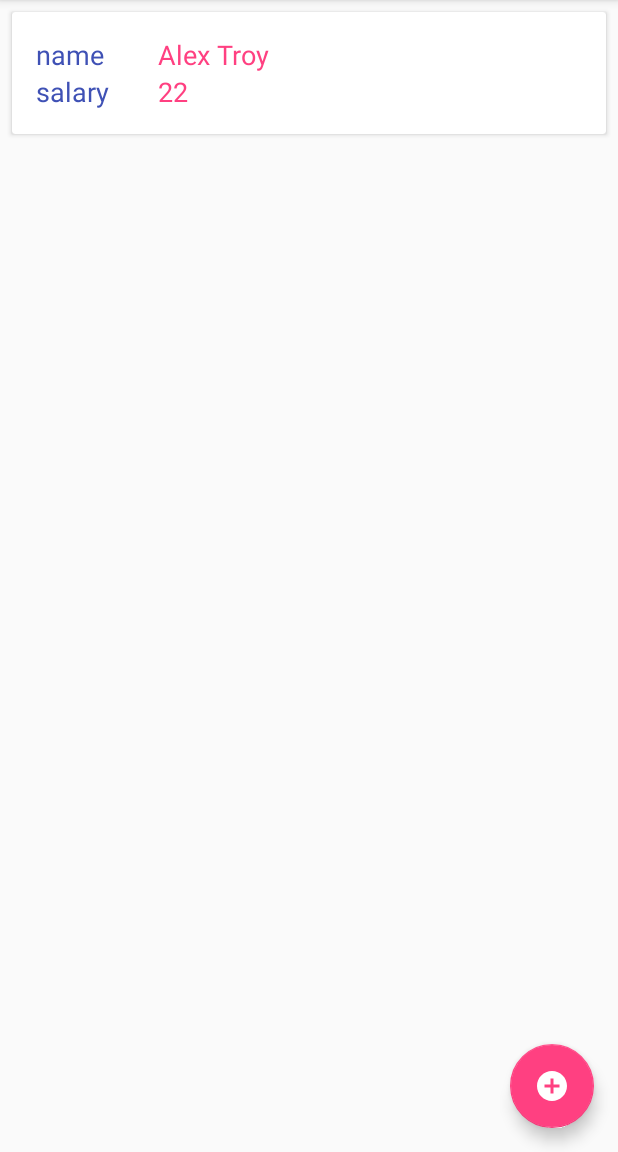
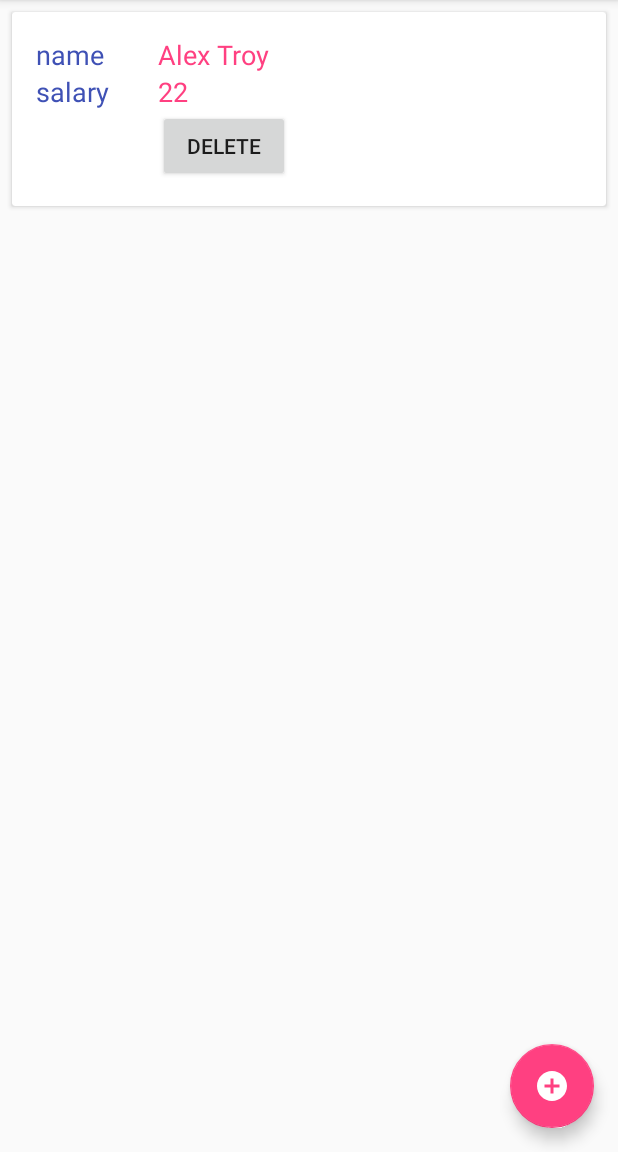
Before and after one commit to Tigran20/TestRoom, an Android app: the screen it shows after launch (MainActivity), after a tap on an icon or button, on a phone screen of 412 x 824 dp, the part 84-1236 px from its top. Run offline under Robolectric (Android 15) with nearby library versions, the phone set to English and light mode, and no system bars; our stand-ins replace Room's generated code.

Commit message:
added delete btn

```diff
--- a/app/src/main/java/com/example/system/testroom/adapter/DbAdapter.java
+++ b/app/src/main/java/com/example/system/testroom/adapter/DbAdapter.java
@@ -5,9 +5,13 @@ import android.support.v7.widget.RecyclerView;
 import android.view.LayoutInflater;
 import android.view.View;
 import android.view.ViewGroup;
+import android.widget.Button;
 import android.widget.TextView;
 
 import com.example.system.testroom.R;
+import com.example.system.testroom.bd.App;
+import com.example.system.testroom.bd.AppDatabase;
+import com.example.system.testroom.bd.EmployeeDao;
 import com.example.system.testroom.model.Employee;
 
 import java.util.List;
@@ -32,6 +36,13 @@ public class DbAdapter extends RecyclerView.Adapter<DbAdapter.ViewHolder> {
         Employee employee = mEmployees.get(position);
         holder.name.setText(employee.getName());
         holder.salary.setText(String.valueOf(employee.getSalary()));
+
+        holder.delete.setOnClickListener(view -> {
+            AppDatabase db = App.getInstance().getDatabase();
+            EmployeeDao employeeDao = db.employeeDao();
+            employeeDao.delete(employee);
+            setData(employeeDao.getAll());
+        });
     }
 
     public void setData(List<Employee> newData) {
@@ -45,13 +56,16 @@ public class DbAdapter extends RecyclerView.Adapter<DbAdapter.ViewHolder> {
     }
 
     public class ViewHolder extends RecyclerView.ViewHolder {
+
         private TextView name;
         private TextView salary;
+        private Button delete;
 
         public ViewHolder(@NonNull View itemView) {
             super(itemView);
             name = itemView.findViewById(R.id.product_name);
             salary = itemView.findViewById(R.id.product_price);
+            delete = itemView.findViewById(R.id.delete_btn);
         }
     }
 }
--- a/app/src/main/java/com/example/system/testroom/view/MainActivity.java
+++ b/app/src/main/java/com/example/system/testroom/view/MainActivity.java
@@ -12,8 +12,6 @@ import com.example.system.testroom.bd.App;
 import com.example.system.testroom.bd.AppDatabase;
 import com.example.system.testroom.bd.EmployeeDao;
 import com.example.system.testroom.model.Employee;
-
-import java.util.List;
 
 public class MainActivity extends AppCompatActivity {
 
@@ -48,6 +46,5 @@ public class MainActivity extends AppCompatActivity {
             adapter.setData(employeeDao.getAll());
         });
 
-
     }
 }
--- a/app/src/main/res/layout/inventory_item.xml
+++ b/app/src/main/res/layout/inventory_item.xml
@@ -23,6 +23,7 @@
                 android:id="@+id/salary"
                 style="@style/card_list_style"
                 android:text="salary" />
+
         </LinearLayout>
 
         <LinearLayout style="@style/linear_list_style">
@@ -34,6 +35,12 @@
             <TextView
                 android:id="@+id/product_price"
                 style="@style/card_list_style_data" />
+
+            <Button
+                android:id="@+id/delete_btn"
+                android:layout_width="wrap_content"
+                android:layout_height="wrap_content"
+                android:text="delete" />
         </LinearLayout>
     </LinearLayout>
 
```
